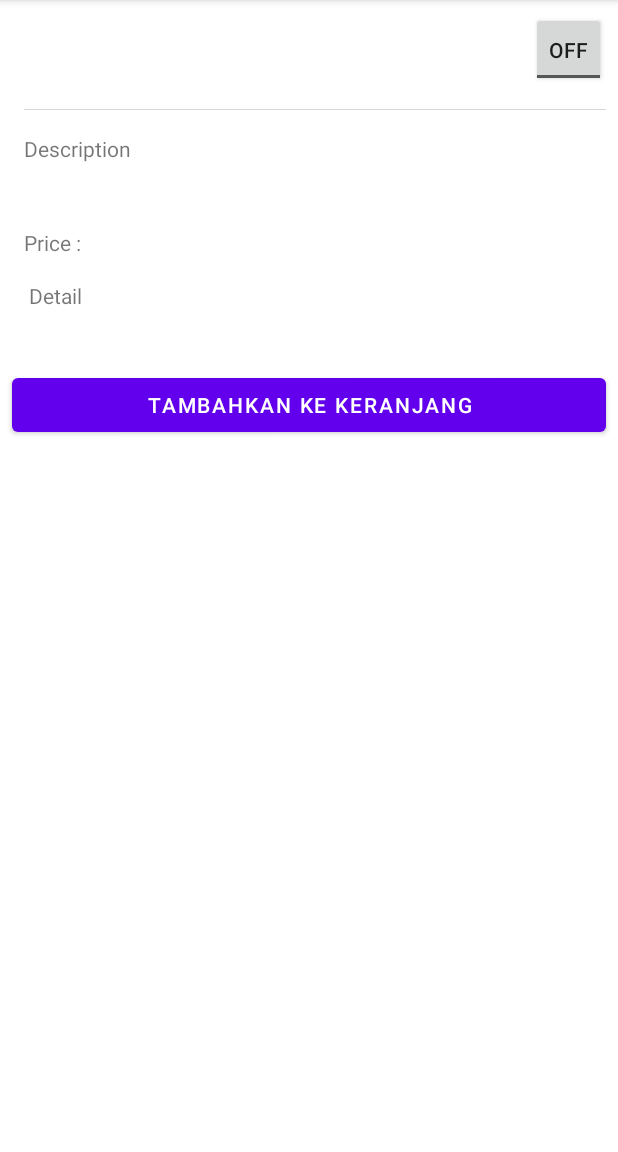
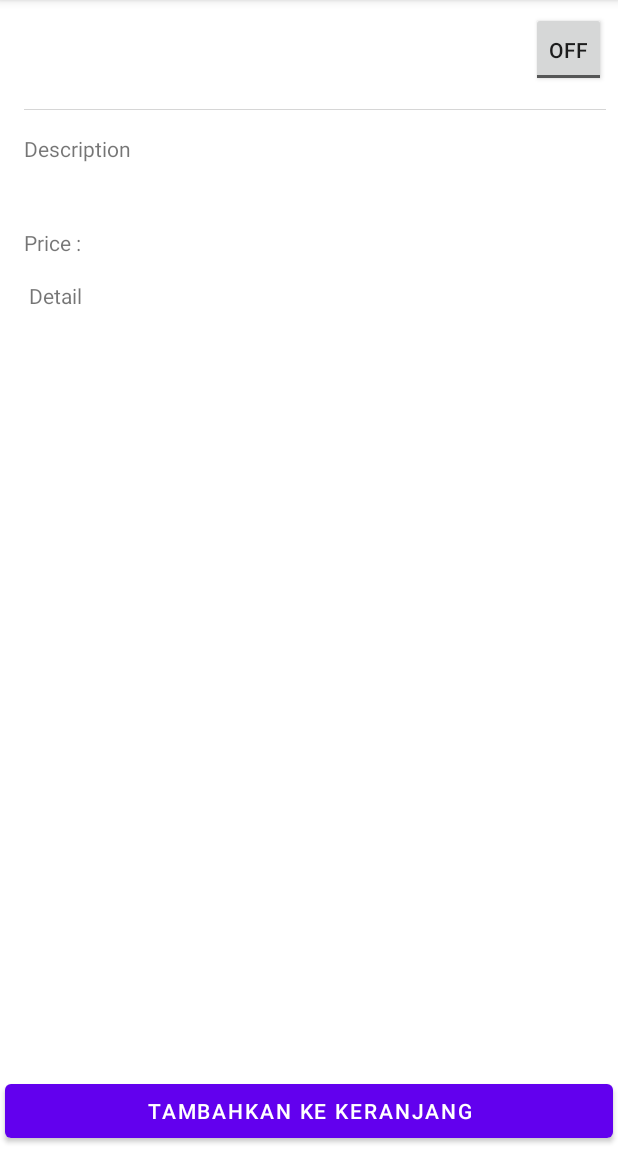
Before and after one commit to jliussuweno/VesakhaIndonesia, an Android app: the DescriptionActivity screen opened directly, with no data from a screen before it, on a phone screen of 412 x 824 dp, the part 84-1236 px from its top. Run offline under Robolectric (Android 15) with nearby library versions, the phone set to English and light mode, and no system bars; our stand-ins replace Picasso, Volley; pictures from the network do not load; 6 statements that could not run were skipped.

```diff
--- a/app/build.gradle
+++ b/app/build.gradle
@@ -37,6 +37,7 @@ dependencies {
     androidTestImplementation 'androidx.test.ext:junit:1.1.2'
     androidTestImplementation 'androidx.test.espresso:espresso-core:3.3.0'
     implementation "androidx.recyclerview:recyclerview:1.1.0"
+
     // For control over item selection of both touch and mouse driven selection
     implementation "androidx.recyclerview:recyclerview-selection:1.1.0-rc03"
     implementation 'com.squareup.picasso:picasso:2.71828'
--- a/app/src/main/res/layout/activity_description.xml
+++ b/app/src/main/res/layout/activity_description.xml
@@ -8,7 +8,9 @@
 
     <androidx.core.widget.NestedScrollView
         android:layout_width="match_parent"
-        android:layout_height="match_parent">
+        android:layout_height="match_parent"
+        android:layout_marginBottom="50dp"
+        >
 
         <androidx.constraintlayout.widget.ConstraintLayout
             android:layout_width="match_parent"
@@ -119,28 +121,45 @@
                 app:layout_constraintStart_toStartOf="@+id/textView6"
                 app:layout_constraintTop_toBottomOf="@+id/textView6" />
 
+<!--            <FrameLayout-->
+<!--                android:layout_width="match_parent"-->
+<!--                android:layout_height="wrap_content"-->
+<!--                app:layout_behavior="com.google.android.material.bottomsheet.BottomSheetBehavior"-->
+<!--                app:layout_constraintBottom_toBottomOf="parent"-->
+<!--                app:layout_constraintEnd_toEndOf="parent"-->
+<!--                app:layout_constraintStart_toStartOf="parent"-->
+<!--                app:layout_constraintTop_toBottomOf="@+id/textViewDetail">-->
+
+<!--                <Button-->
+<!--                    android:id="@+id/button"-->
+<!--                    android:layout_width="match_parent"-->
+<!--                    android:layout_height="wrap_content"-->
+<!--                    android:layout_margin="8dp"-->
+<!--                    android:layout_weight="0.8"-->
+<!--                    android:isScrollContainer="false"-->
+<!--                    android:text="Tambahkan Ke Keranjang" />-->
+
+<!--            </FrameLayout>-->
+
+        </androidx.constraintlayout.widget.ConstraintLayout>
+    </androidx.core.widget.NestedScrollView>
+
     <FrameLayout
         android:layout_width="match_parent"
         android:layout_height="wrap_content"
+        style="?attr/bottomSheetStyle"
         app:layout_behavior="com.google.android.material.bottomsheet.BottomSheetBehavior"
-                app:layout_constraintBottom_toBottomOf="parent"
-                app:layout_constraintEnd_toEndOf="parent"
-                app:layout_constraintStart_toStartOf="parent"
-                app:layout_constraintTop_toBottomOf="@+id/textViewDetail">
-
+        >
         <Button
             android:id="@+id/button"
             android:layout_width="match_parent"
             android:layout_height="wrap_content"
-                    android:layout_margin="8dp"
+            android:layout_margin="3dp"
             android:layout_weight="0.8"
             android:isScrollContainer="false"
             android:text="Tambahkan Ke Keranjang" />
 
     </FrameLayout>
 
-        </androidx.constraintlayout.widget.ConstraintLayout>
-    </androidx.core.widget.NestedScrollView>
-
 
 </androidx.coordinatorlayout.widget.CoordinatorLayout>
--- a/app/src/main/res/layout/activity_main.xml
+++ b/app/src/main/res/layout/activity_main.xml
@@ -1,5 +1,6 @@
 <?xml version="1.0" encoding="utf-8"?>
-<androidx.core.widget.NestedScrollView xmlns:android="http://schemas.android.com/apk/res/android"
+<androidx.core.widget.NestedScrollView
+    xmlns:android="http://schemas.android.com/apk/res/android"
     xmlns:app="http://schemas.android.com/apk/res-auto"
     xmlns:tools="http://schemas.android.com/tools"
     android:layout_width="match_parent"
--- a/app/src/main/res/layout/item_product.xml
+++ b/app/src/main/res/layout/item_product.xml
@@ -1,5 +1,6 @@
 <?xml version="1.0" encoding="utf-8"?>
-<GridLayout xmlns:android="http://schemas.android.com/apk/res/android"
+<GridLayout
+    xmlns:android="http://schemas.android.com/apk/res/android"
     xmlns:app="http://schemas.android.com/apk/res-auto"
     xmlns:tools="http://schemas.android.com/tools"
     android:layout_width="216dp"
@@ -7,7 +8,8 @@
     android:orientation="vertical"
     android:padding="4dp">
 
-    <androidx.cardview.widget.CardView xmlns:card_view="http://schemas.android.com/apk/res-auto"
+    <androidx.cardview.widget.CardView
+        xmlns:card_view="http://schemas.android.com/apk/res-auto"
         android:layout_width="190dp"
         android:layout_height="290dp"
         card_view:cardCornerRadius="8dp">
```
Lines whose indentation alone changed are shown as unchanged.
